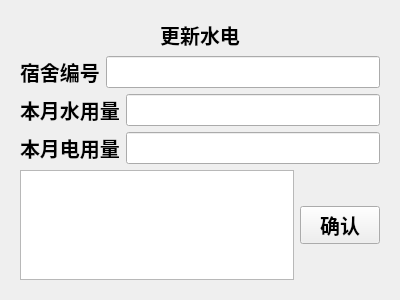
First picture: the form in ui/utilityManagement.ui, repository JGSU-SoftwareEngineering/UtilityManagementSystem, before the edit.
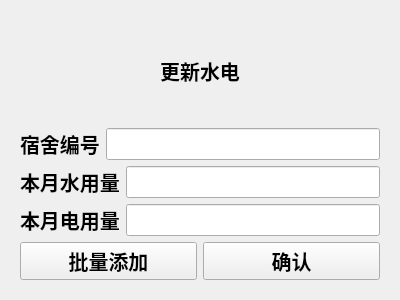
Second picture: the form after the edit. Custom widgets are drawn as their Qt base class.

Commit message: 为水电管理增加批量添加，修复了水电管理的提交缴费显示一些空白记录的问题，增加统计模块

Diff of the .ui file:
```diff
--- a/ui/utilityManagement.ui
+++ b/ui/utilityManagement.ui
@@ -122,7 +122,18 @@
        <item>
         <layout class="QHBoxLayout" name="horizontalLayout_6">
          <item>
-          <widget class="QTableWidget" name="infoOfDormitory"/>
+          <widget class="QPushButton" name="btnOfBulk">
+           <property name="font">
+            <font>
+             <pointsize>15</pointsize>
+             <weight>75</weight>
+             <bold>true</bold>
+            </font>
+           </property>
+           <property name="text">
+            <string>批量添加</string>
+           </property>
+          </widget>
          </item>
          <item>
           <widget class="QPushButton" name="btnOfUpdate">
```
The commit also changes 22 other files.
